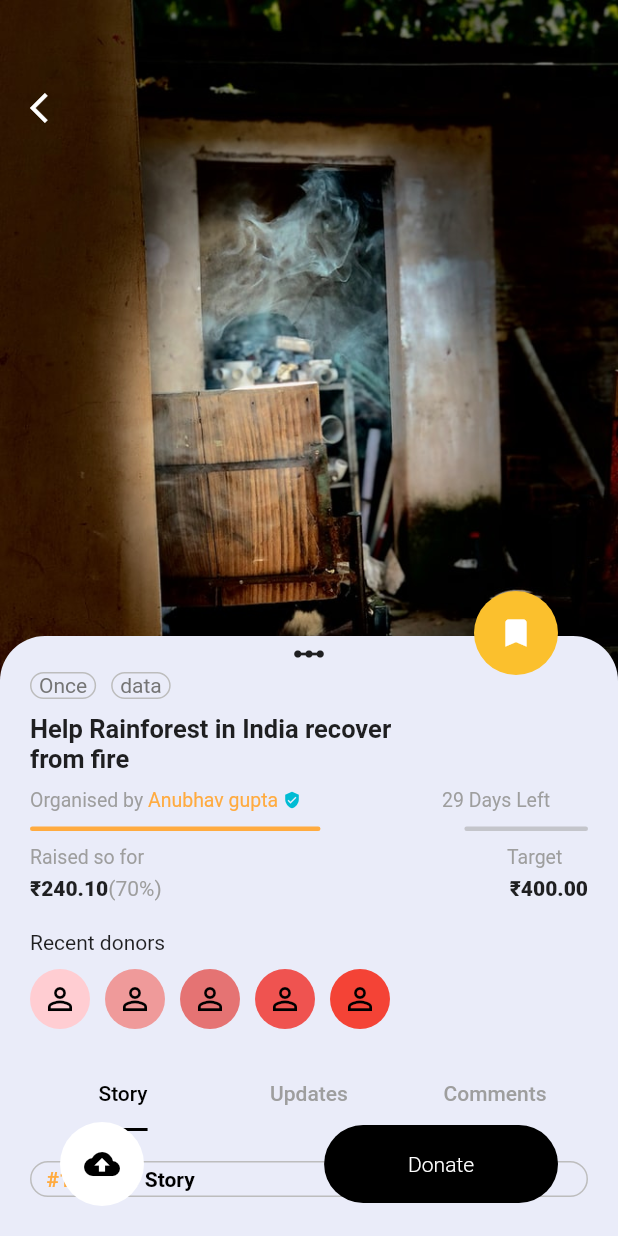
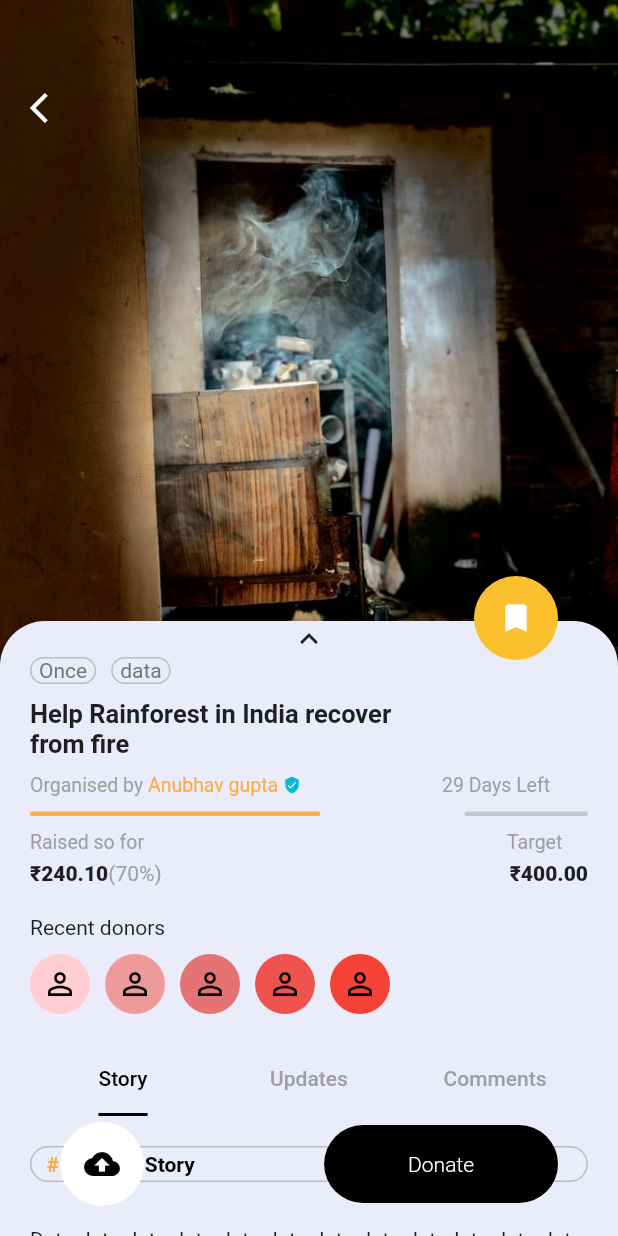
Before and after one commit to Devang2010/fd_app, a Flutter app: the DetailScreen screen opened directly, on a phone screen of 412 x 824 dp. Run offline on Flutter 3.47's test engine with Material 2 defaults, Android fonts, the phone set to English and light mode, and no system bars.

Commit message:
sliding  up container

```diff
--- a/lib/screens/details/components/slideupcontainer.dart
+++ b/lib/screens/details/components/slideupcontainer.dart
@@ -14,19 +14,23 @@ class SlideUpContainer extends StatefulWidget {
 }
 
 class _SlideUpContainerState extends State<SlideUpContainer> {
+  double _height = 450;
+  IconData icon = Icons.keyboard_arrow_up;
   @override
   Widget build(BuildContext context) {
-    return Container(
-      height: 440,
+    return AnimatedContainer(
+      height: _height,
       width: widget.size.width,
       // color: Colors.red[100],
+      duration: Duration(milliseconds: 600),
       child: Stack(
         children: <Widget>[
           Positioned(
             top: 40,
-            child: Container(
-              height: 400,
+            child: AnimatedContainer(
+              height: _height,
               width: widget.size.width,
+              duration: Duration(milliseconds: 600),
               decoration: BoxDecoration(
                 color: Color(0xffeaecf9),
                 borderRadius: BorderRadius.only(
@@ -37,9 +41,25 @@ class _SlideUpContainerState extends State<SlideUpContainer> {
               child: Padding(
                 padding: const EdgeInsets.symmetric(horizontal: 20.0),
                 child: ListView(
-                  // crossAxisAlignment: CrossAxisAlignment.start,
+                  shrinkWrap: true,
+                  padding: EdgeInsets.zero,
                   children: <Widget>[
-                    Center(child: Icon(Icons.linear_scale)),
+                    Center(
+                      child: InkWell(
+                        child: Icon(icon),
+                        onTap: () {
+                          setState(() {
+                            if (_height == 450) {
+                              _height = widget.size.height - 250;
+                              icon = Icons.keyboard_arrow_down;
+                            } else {
+                              icon = Icons.keyboard_arrow_up;
+                              _height = 450;
+                            }
+                          });
+                        },
+                      ),
+                    ),
                     GenerWidget(),
                     SizedBox(height: 10.0),
                     Text(
@@ -65,6 +85,10 @@ class _SlideUpContainerState extends State<SlideUpContainer> {
                     Text(
                       'Data data data data data data data data data'
                       'data data data data data data data data data data'
+                      'data data data data data data data data data data'
+                      'data data data data data data data data data data'
+                      'data data data data data data data data data data'
+                      '\n\n\n'
                       'data data data data data data data data data data'
                       'data data data data data data data data data data'
                       'data data data data data data data data data data',
```
